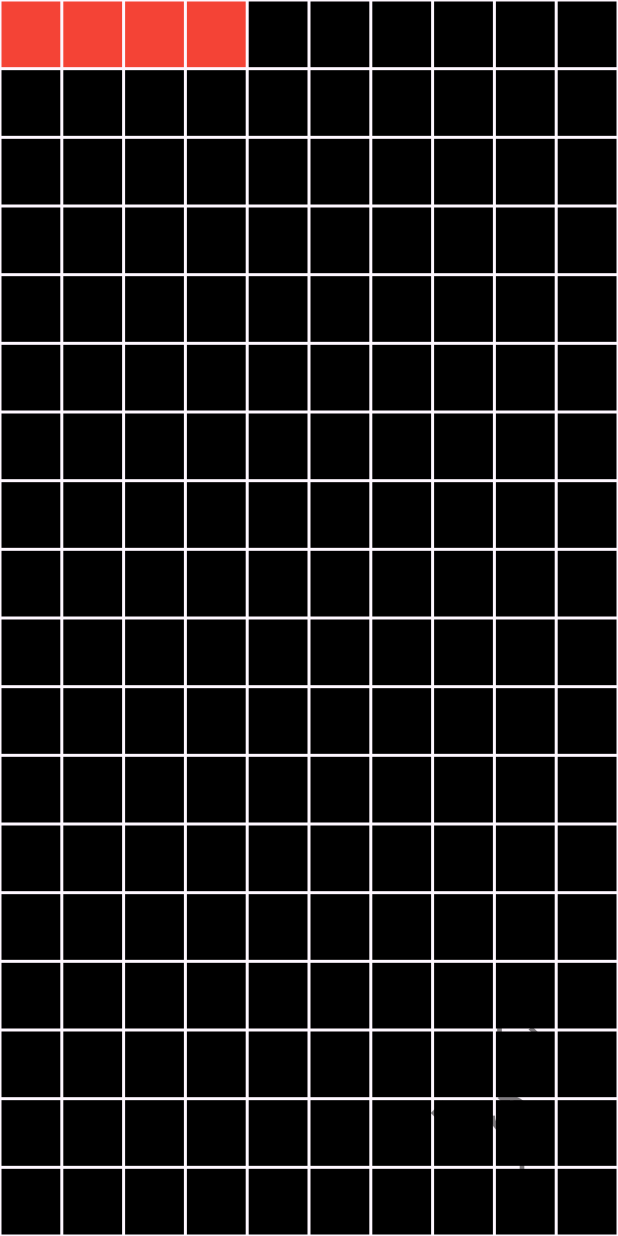
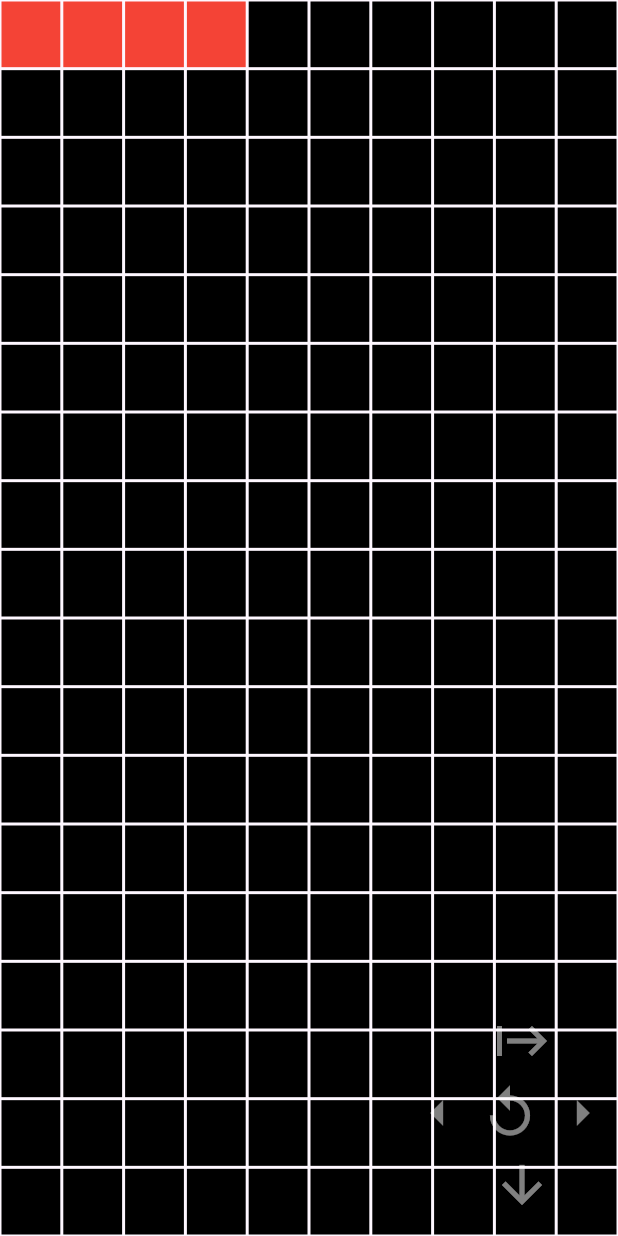
Before and after one commit to donpadlo/tetris, a Flutter app: the screen it shows after launch, on a phone screen of 412 x 824 dp. Run offline on Flutter 3.47's test engine with Material 2 defaults, Android fonts, the phone set to English and light mode, and no system bars; our stand-ins replace flutter_easyloading.

Commit message:
Мелкие изменения

```diff
--- a/lib/main.dart
+++ b/lib/main.dart
@@ -442,7 +442,7 @@ class _MyHomePageState extends State<MyHomePage> {
                                 width: keyboard_size,height: keyboard_size,
                               ),
                               IconButton (
-                                color: Colors.black.withOpacity(opa_keyboard),
+                                color: Colors.white.withOpacity(opa_keyboard),
                                 padding: const EdgeInsets.all(0),
                                 icon:  Icon(Icons.start, size: keyboard_size),
                                 onPressed: () {
@@ -462,7 +462,7 @@ class _MyHomePageState extends State<MyHomePage> {
                           children: [
                             IconButton (
                               padding: const EdgeInsets.all(0),
-                              color: Colors.black.withOpacity(opa_keyboard),
+                              color: Colors.white.withOpacity(opa_keyboard),
                               icon:  Icon(Icons.arrow_left, size: keyboard_size),
                               onPressed: () {
                                  setState(() {
@@ -472,7 +472,7 @@ class _MyHomePageState extends State<MyHomePage> {
                             ),
                             IconButton (
                               padding: const EdgeInsets.all(0),
-                              color: Colors.black.withOpacity(opa_keyboard),
+                              color: Colors.white.withOpacity(opa_keyboard),
                               icon:  Icon(Icons.replay, size: keyboard_size),
                               onPressed: () {
                                 setState(() {
@@ -483,7 +483,7 @@ class _MyHomePageState extends State<MyHomePage> {
 
                             IconButton (
                               padding: const EdgeInsets.all(0),
-                              color: Colors.black.withOpacity(opa_keyboard),
+                              color: Colors.white.withOpacity(opa_keyboard),
                               icon:  Icon(Icons.arrow_right, size: keyboard_size),
                               onPressed: () {
                                setState(() {
@@ -501,7 +501,7 @@ class _MyHomePageState extends State<MyHomePage> {
                                 width: keyboard_size,height: keyboard_size,
                               ),
                               IconButton (
-                                color: Colors.black.withOpacity(opa_keyboard),
+                                color: Colors.white.withOpacity(opa_keyboard),
                                 padding: const EdgeInsets.all(0),
                                 icon:  Icon(Icons.arrow_downward, size: keyboard_size),
                                 onPressed: () {
```
